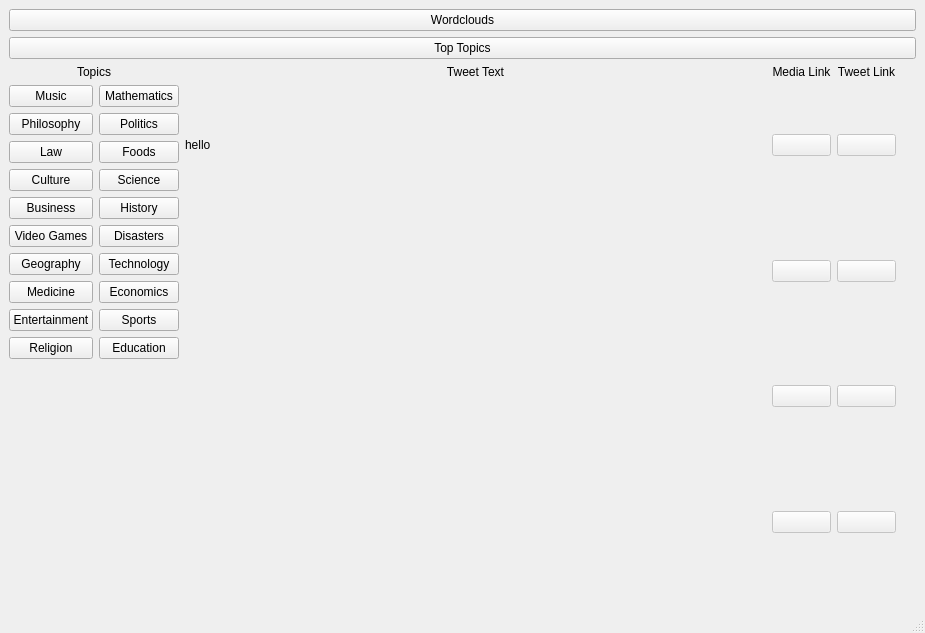
This is code/pyqt-help-vj/findtopic2.ui in jfitz02/3yp-report as Qt 5 draws it before an edit. The edited form follows.
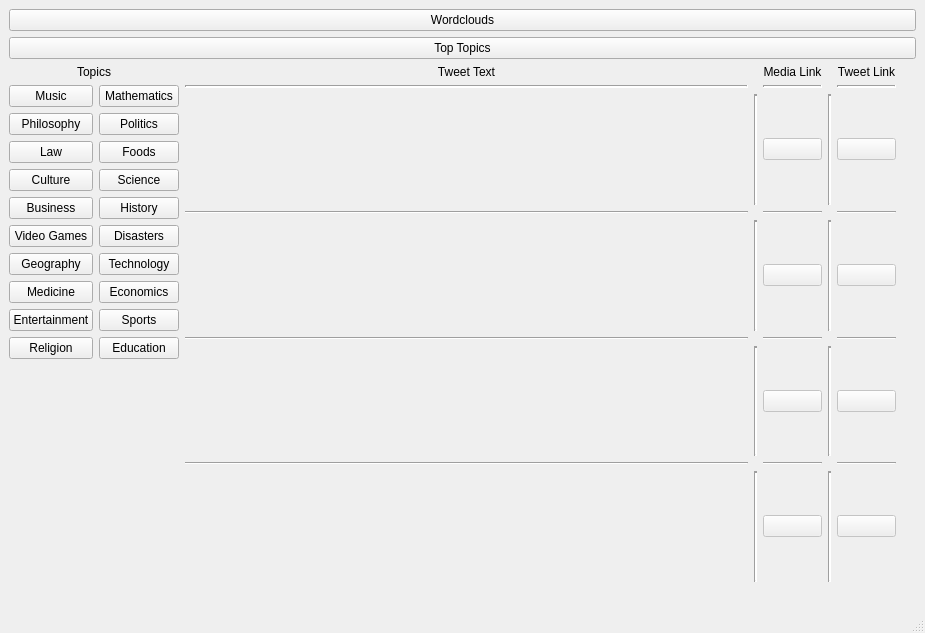
This is the edited form.

What changed in the file:
```diff
--- a/code/pyqt-help-vj/findtopic2.ui
+++ b/code/pyqt-help-vj/findtopic2.ui
@@ -216,20 +216,86 @@
             </item>
             <item>
              <layout class="QGridLayout" name="gridLayout_2">
-              <item row="1" column="3">
-               <spacer name="verticalSpacer_4">
+              <item row="6" column="2">
+               <widget class="QPushButton" name="mb3">
+                <property name="enabled">
+                 <bool>false</bool>
+                </property>
+                <property name="text">
+                 <string/>
+                </property>
+               </widget>
+              </item>
+              <item row="2" column="3">
+               <widget class="Line" name="line_8">
+                <property name="lineWidth">
+                 <number>2</number>
+                </property>
                 <property name="orientation">
                  <enum>Qt::Vertical</enum>
+                </property>
+               </widget>
+              </item>
+              <item row="9" column="0">
+               <spacer name="horizontalSpacer">
+                <property name="orientation">
+                 <enum>Qt::Horizontal</enum>
                 </property>
                 <property name="sizeHint" stdset="0">
                  <size>
-                  <width>20</width>
-                  <height>40</height>
+                  <width>40</width>
+                  <height>20</height>
                  </size>
                 </property>
                </spacer>
               </item>
-              <item row="3" column="0">
+              <item row="8" column="4">
+               <widget class="QPushButton" name="tb4">
+                <property name="enabled">
+                 <bool>false</bool>
+                </property>
+                <property name="text">
+                 <string/>
+                </property>
+               </widget>
+              </item>
+              <item row="2" column="2">
+               <widget class="QPushButton" name="mb1">
+                <property name="enabled">
+                 <bool>false</bool>
+                </property>
+                <property name="acceptDrops">
+                 <bool>false</bool>
+                </property>
+                <property name="text">
+                 <string/>
+                </property>
+                <property name="checkable">
+                 <bool>false</bool>
+                </property>
+               </widget>
+              </item>
+              <item row="0" column="2">
+               <widget class="QLabel" name="label_4">
+                <property name="text">
+                 <string>Media Link</string>
+                </property>
+                <property name="alignment">
+                 <set>Qt::AlignCenter</set>
+                </property>
+               </widget>
+              </item>
+              <item row="6" column="3">
+               <widget class="Line" name="line_10">
+                <property name="lineWidth">
+                 <number>2</number>
+                </property>
+                <property name="orientation">
+                 <enum>Qt::Vertical</enum>
+                </property>
+               </widget>
+              </item>
+              <item row="6" column="0">
                <widget class="QLabel" name="tweet3">
                 <property name="frameShadow">
                  <enum>QFrame::Raised</enum>
@@ -242,7 +308,54 @@
                 </property>
                </widget>
               </item>
-              <item row="4" column="0">
+              <item row="2" column="1">
+               <widget class="Line" name="line_4">
+                <property name="lineWidth">
+                 <number>2</number>
+                </property>
+                <property name="orientation">
+                 <enum>Qt::Vertical</enum>
+                </property>
+               </widget>
+              </item>
+              <item row="5" column="0">
+               <widget class="Line" name="line_13">
+                <property name="orientation">
+                 <enum>Qt::Horizontal</enum>
+                </property>
+               </widget>
+              </item>
+              <item row="8" column="2">
+               <widget class="QPushButton" name="mb4">
+                <property name="enabled">
+                 <bool>false</bool>
+                </property>
+                <property name="text">
+                 <string/>
+                </property>
+               </widget>
+              </item>
+              <item row="8" column="1">
+               <widget class="Line" name="line_7">
+                <property name="lineWidth">
+                 <number>2</number>
+                </property>
+                <property name="orientation">
+                 <enum>Qt::Vertical</enum>
+                </property>
+               </widget>
+              </item>
+              <item row="4" column="2">
+               <widget class="QPushButton" name="mb2">
+                <property name="enabled">
+                 <bool>false</bool>
+                </property>
+                <property name="text">
+                 <string/>
+                </property>
+               </widget>
+              </item>
+              <item row="8" column="0">
                <widget class="QLabel" name="tweet4">
                 <property name="text">
                  <string/>
@@ -252,18 +365,45 @@
                 </property>
                </widget>
               </item>
-              <item row="0" column="1">
-               <widget class="QLabel" name="label_4">
-                <property name="text">
-                 <string>Media Link</string>
-                </property>
-                <property name="alignment">
-                 <set>Qt::AlignCenter</set>
-                </property>
-               </widget>
-              </item>
               <item row="1" column="2">
-               <widget class="QPushButton" name="tb1">
+               <widget class="Line" name="line_2">
+                <property name="lineWidth">
+                 <number>2</number>
+                </property>
+                <property name="orientation">
+                 <enum>Qt::Horizontal</enum>
+                </property>
+               </widget>
+              </item>
+              <item row="3" column="0">
+               <widget class="Line" name="line_12">
+                <property name="orientation">
+                 <enum>Qt::Horizontal</enum>
+                </property>
+               </widget>
+              </item>
+              <item row="0" column="4">
+               <widget class="QLabel" name="label_6">
+                <property name="text">
+                 <string>Tweet Link</string>
+                </property>
+                <property name="alignment">
+                 <set>Qt::AlignCenter</set>
+                </property>
+               </widget>
+              </item>
+              <item row="1" column="4">
+               <widget class="Line" name="line_3">
+                <property name="lineWidth">
+                 <number>2</number>
+                </property>
+                <property name="orientation">
+                 <enum>Qt::Horizontal</enum>
+                </property>
+               </widget>
+              </item>
+              <item row="6" column="4">
+               <widget class="QPushButton" name="tb3">
                 <property name="enabled">
                  <bool>false</bool>
                 </property>
@@ -272,19 +412,29 @@
                 </property>
                </widget>
               </item>
-              <item row="1" column="0">
-               <widget class="QLabel" name="tweet1">
+              <item row="4" column="0">
+               <widget class="QLabel" name="tweet2">
                 <property name="text">
-                 <string>hello</string>
+                 <string/>
                 </property>
                 <property name="wordWrap">
                  <bool>true</bool>
                 </property>
-                <property name="openExternalLinks">
-                 <bool>false</bool>
-                </property>
                </widget>
               </item>
+              <item row="2" column="5">
+               <spacer name="verticalSpacer_4">
+                <property name="orientation">
+                 <enum>Qt::Vertical</enum>
+                </property>
+                <property name="sizeHint" stdset="0">
+                 <size>
+                  <width>20</width>
+                  <height>40</height>
+                 </size>
+                </property>
+               </spacer>
+              </item>
               <item row="0" column="0">
                <widget class="QLabel" name="label_5">
                 <property name="frameShadow">
@@ -298,17 +448,119 @@
                 </property>
                </widget>
               </item>
-              <item row="0" column="2">
-               <widget class="QLabel" name="label_6">
+              <item row="2" column="0">
+               <widget class="QLabel" name="tweet1">
                 <property name="text">
-                 <string>Tweet Link</string>
+                 <string/>
                 </property>
-                <property name="alignment">
-                 <set>Qt::AlignCenter</set>
+                <property name="wordWrap">
+                 <bool>true</bool>
+                </property>
+                <property name="openExternalLinks">
+                 <bool>false</bool>
+                </property>
+               </widget>
+              </item>
+              <item row="4" column="4">
+               <widget class="QPushButton" name="tb2">
+                <property name="enabled">
+                 <bool>false</bool>
+                </property>
+                <property name="text">
+                 <string/>
+                </property>
+               </widget>
+              </item>
+              <item row="6" column="1">
+               <widget class="Line" name="line_6">
+                <property name="lineWidth">
+                 <number>2</number>
+                </property>
+                <property name="orientation">
+                 <enum>Qt::Vertical</enum>
+                </property>
+               </widget>
+              </item>
+              <item row="2" column="4">
+               <widget class="QPushButton" name="tb1">
+                <property name="enabled">
+                 <bool>false</bool>
+                </property>
+                <property name="text">
+                 <string/>
+                </property>
+               </widget>
+              </item>
+              <item row="4" column="5">
+               <spacer name="verticalSpacer_5">
+                <property name="orientation">
+                 <enum>Qt::Vertical</enum>
+                </property>
+                <property name="sizeHint" stdset="0">
+                 <size>
+                  <width>20</width>
+                  <height>40</height>
+                 </size>
+                </property>
+               </spacer>
+              </item>
+              <item row="1" column="0">
+               <widget class="Line" name="line">
+                <property name="styleSheet">
+                 <string notr="true"/>
+                </property>
+                <property name="lineWidth">
+                 <number>2</number>
+                </property>
+                <property name="orientation">
+                 <enum>Qt::Horizontal</enum>
                 </property>
                </widget>
               </item>
               <item row="4" column="3">
+               <widget class="Line" name="line_9">
+                <property name="lineWidth">
+                 <number>2</number>
+                </property>
+                <property name="orientation">
+                 <enum>Qt::Vertical</enum>
+                </property>
+               </widget>
+              </item>
+              <item row="8" column="3">
+               <widget class="Line" name="line_11">
+                <property name="lineWidth">
+                 <number>2</number>
+                </property>
+                <property name="orientation">
+                 <enum>Qt::Vertical</enum>
+                </property>
+               </widget>
+              </item>
+              <item row="4" column="1">
+               <widget class="Line" name="line_5">
+                <property name="lineWidth">
+                 <number>2</number>
+                </property>
+                <property name="orientation">
+                 <enum>Qt::Vertical</enum>
+                </property>
+               </widget>
+              </item>
+              <item row="6" column="5">
+               <spacer name="verticalSpacer_3">
+                <property name="orientation">
+                 <enum>Qt::Vertical</enum>
+                </property>
+                <property name="sizeHint" stdset="0">
+                 <size>
+                  <width>20</width>
+                  <height>40</height>
+                 </size>
+                </property>
+               </spacer>
+              </item>
+              <item row="8" column="5">
                <spacer name="verticalSpacer_2">
                 <property name="orientation">
                  <enum>Qt::Vertical</enum>
@@ -321,128 +573,52 @@
                 </property>
                </spacer>
               </item>
+              <item row="7" column="0">
+               <widget class="Line" name="line_14">
+                <property name="orientation">
+                 <enum>Qt::Horizontal</enum>
+                </property>
+               </widget>
+              </item>
+              <item row="7" column="2">
+               <widget class="Line" name="line_15">
+                <property name="orientation">
+                 <enum>Qt::Horizontal</enum>
+                </property>
+               </widget>
+              </item>
+              <item row="7" column="4">
+               <widget class="Line" name="line_16">
+                <property name="orientation">
+                 <enum>Qt::Horizontal</enum>
+                </property>
+               </widget>
+              </item>
+              <item row="5" column="2">
+               <widget class="Line" name="line_17">
+                <property name="orientation">
+                 <enum>Qt::Horizontal</enum>
+                </property>
+               </widget>
+              </item>
               <item row="3" column="2">
-               <widget class="QPushButton" name="tb3">
-                <property name="enabled">
-                 <bool>false</bool>
-                </property>
-                <property name="text">
-                 <string/>
-                </property>
-               </widget>
-              </item>
-              <item row="4" column="2">
-               <widget class="QPushButton" name="tb4">
-                <property name="enabled">
-                 <bool>false</bool>
-                </property>
-                <property name="text">
-                 <string/>
-                </property>
-               </widget>
-              </item>
-              <item row="3" column="3">
-               <spacer name="verticalSpacer_3">
+               <widget class="Line" name="line_18">
                 <property name="orientation">
-                 <enum>Qt::Vertical</enum>
+                 <enum>Qt::Horizontal</enum>
                 </property>
-                <property name="sizeHint" stdset="0">
-                 <size>
-                  <width>20</width>
-                  <height>40</height>
-                 </size>
-                </property>
-               </spacer>
-              </item>
-              <item row="1" column="1">
-               <widget class="QPushButton" name="mb1">
-                <property name="enabled">
-                 <bool>false</bool>
-                </property>
-                <property name="acceptDrops">
-                 <bool>false</bool>
-                </property>
-                <property name="text">
-                 <string/>
-                </property>
-                <property name="checkable">
-                 <bool>false</bool>
-                </property>
                </widget>
               </item>
-              <item row="4" column="1">
-               <widget class="QPushButton" name="mb4">
-                <property name="enabled">
-                 <bool>false</bool>
-                </property>
-                <property name="text">
-                 <string/>
-                </property>
-               </widget>
-              </item>
-              <item row="3" column="1">
-               <widget class="QPushButton" name="mb3">
-                <property name="enabled">
-                 <bool>false</bool>
-                </property>
-                <property name="text">
-                 <string/>
-                </property>
-               </widget>
-              </item>
-              <item row="5" column="0">
-               <spacer name="horizontalSpacer">
+              <item row="3" column="4">
+               <widget class="Line" name="line_19">
                 <property name="orientation">
                  <enum>Qt::Horizontal</enum>
                 </property>
-                <property name="sizeHint" stdset="0">
-                 <size>
-                  <width>40</width>
-                  <height>20</height>
-                 </size>
-                </property>
-               </spacer>
-              </item>
-              <item row="2" column="0">
-               <widget class="QLabel" name="tweet2">
-                <property name="text">
-                 <string/>
-                </property>
-                <property name="wordWrap">
-                 <bool>true</bool>
-                </property>
                </widget>
               </item>
-              <item row="2" column="3">
-               <spacer name="verticalSpacer_5">
+              <item row="5" column="4">
+               <widget class="Line" name="line_20">
                 <property name="orientation">
-                 <enum>Qt::Vertical</enum>
-                </property>
-                <property name="sizeHint" stdset="0">
-                 <size>
-                  <width>20</width>
-                  <height>40</height>
-                 </size>
-                </property>
-               </spacer>
-              </item>
-              <item row="2" column="1">
-               <widget class="QPushButton" name="mb2">
-                <property name="enabled">
-                 <bool>false</bool>
-                </property>
-                <property name="text">
-                 <string/>
-                </property>
-               </widget>
-              </item>
-              <item row="2" column="2">
-               <widget class="QPushButton" name="tb2">
-                <property name="enabled">
-                 <bool>false</bool>
-                </property>
-                <property name="text">
-                 <string/>
+                 <enum>Qt::Horizontal</enum>
                 </property>
                </widget>
               </item>
```
